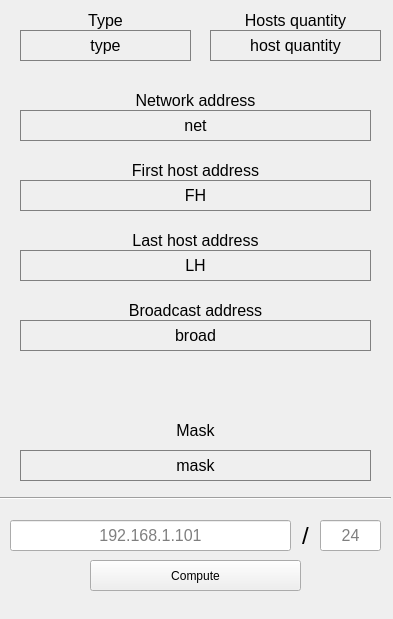
First picture: the form in win.ui, repository valerii540/IPCalculator, before the edit.
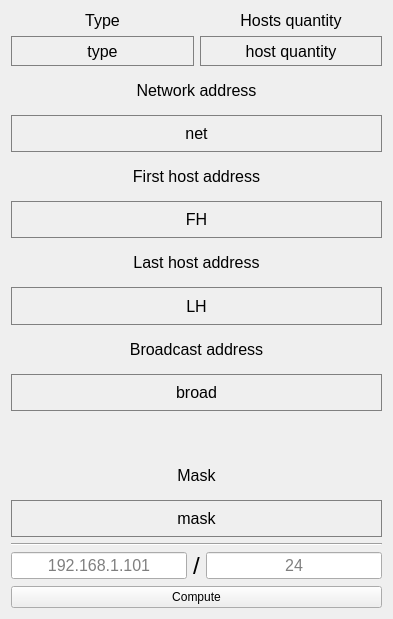
Second picture: the form after the edit.

Patch:
```diff
--- a/win.ui
+++ b/win.ui
@@ -14,94 +14,33 @@
    <string>win</string>
   </property>
   <widget class="QWidget" name="centralWidget">
-   <widget class="QPushButton" name="pushButton_compute">
-    <property name="geometry">
-     <rect>
-      <x>90</x>
-      <y>560</y>
-      <width>211</width>
-      <height>31</height>
-     </rect>
-    </property>
-    <property name="text">
-     <string>Compute</string>
-    </property>
-   </widget>
-   <widget class="QLineEdit" name="lineEdit_IP">
-    <property name="geometry">
-     <rect>
-      <x>10</x>
-      <y>520</y>
-      <width>281</width>
-      <height>31</height>
-     </rect>
-    </property>
+   <layout class="QVBoxLayout" name="verticalLayout_2">
+    <item>
+     <layout class="QHBoxLayout" name="horizontalLayout_4">
+      <item>
+       <layout class="QVBoxLayout" name="verticalLayout_3">
+        <item>
+         <widget class="QLabel" name="text_type">
     <property name="font">
      <font>
       <pointsize>12</pointsize>
      </font>
     </property>
-    <property name="statusTip">
-     <string/>
-    </property>
-    <property name="inputMask">
-     <string/>
-    </property>
     <property name="text">
-     <string/>
-    </property>
-    <property name="echoMode">
-     <enum>QLineEdit::Normal</enum>
-    </property>
+           <string>Type</string>
+          </property>
     <property name="alignment">
      <set>Qt::AlignCenter</set>
     </property>
-    <property name="placeholderText">
-     <string>192.168.1.101</string>
-    </property>
-   </widget>
-   <widget class="QLineEdit" name="lineEdit_Mask">
-    <property name="geometry">
-     <rect>
-      <x>320</x>
-      <y>520</y>
-      <width>61</width>
-      <height>31</height>
-     </rect>
-    </property>
-    <property name="font">
-     <font>
-      <pointsize>12</pointsize>
-     </font>
-    </property>
-    <property name="alignment">
-     <set>Qt::AlignCenter</set>
-    </property>
-    <property name="placeholderText">
-     <string>24</string>
-    </property>
-   </widget>
-   <widget class="Line" name="line">
-    <property name="geometry">
-     <rect>
-      <x>0</x>
-      <y>490</y>
-      <width>391</width>
-      <height>16</height>
-     </rect>
-    </property>
-    <property name="orientation">
-     <enum>Qt::Horizontal</enum>
-    </property>
-   </widget>
+         </widget>
+        </item>
+        <item>
    <widget class="QLabel" name="label_type">
-    <property name="geometry">
-     <rect>
-      <x>20</x>
-      <y>30</y>
-      <width>171</width>
-      <height>31</height>
-     </rect>
+          <property name="minimumSize">
+           <size>
+            <width>0</width>
+            <height>30</height>
+           </size>
     </property>
     <property name="font">
      <font>
@@ -123,43 +62,33 @@
      <set>Qt::AlignCenter</set>
     </property>
    </widget>
-   <widget class="QLabel" name="label_net">
-    <property name="geometry">
-     <rect>
-      <x>20</x>
-      <y>110</y>
-      <width>351</width>
-      <height>31</height>
-     </rect>
-    </property>
+        </item>
+       </layout>
+      </item>
+      <item>
+       <layout class="QVBoxLayout" name="verticalLayout_4">
+        <item>
+         <widget class="QLabel" name="text_hostsQuantity">
     <property name="font">
      <font>
       <pointsize>12</pointsize>
      </font>
     </property>
-    <property name="autoFillBackground">
-     <bool>false</bool>
-    </property>
-    <property name="styleSheet">
-     <string notr="true">QLabel {
-	border: 1px solid grey;
-}</string>
-    </property>
     <property name="text">
-     <string>net</string>
+           <string>Hosts quantity</string>
     </property>
     <property name="alignment">
      <set>Qt::AlignCenter</set>
     </property>
    </widget>
-   <widget class="QLabel" name="label_FH">
-    <property name="geometry">
-     <rect>
-      <x>20</x>
-      <y>180</y>
-      <width>351</width>
-      <height>31</height>
-     </rect>
+        </item>
+        <item>
+         <widget class="QLabel" name="label_hostQuantity">
+          <property name="minimumSize">
+           <size>
+            <width>0</width>
+            <height>30</height>
+           </size>
     </property>
     <property name="font">
      <font>
@@ -175,21 +104,19 @@
 }</string>
     </property>
     <property name="text">
-     <string>FH</string>
+           <string>host quantity</string>
     </property>
     <property name="alignment">
      <set>Qt::AlignCenter</set>
     </property>
    </widget>
+        </item>
+       </layout>
+      </item>
+     </layout>
+    </item>
+    <item>
    <widget class="QLabel" name="text_net">
-    <property name="geometry">
-     <rect>
-      <x>20</x>
-      <y>90</y>
-      <width>351</width>
-      <height>21</height>
-     </rect>
-    </property>
     <property name="font">
      <font>
       <pointsize>12</pointsize>
@@ -202,15 +129,38 @@
      <set>Qt::AlignCenter</set>
     </property>
    </widget>
+    </item>
+    <item>
+     <widget class="QLabel" name="label_net">
+      <property name="minimumSize">
+       <size>
+        <width>0</width>
+        <height>30</height>
+       </size>
+      </property>
+      <property name="font">
+       <font>
+        <pointsize>12</pointsize>
+       </font>
+      </property>
+      <property name="autoFillBackground">
+       <bool>false</bool>
+      </property>
+      <property name="styleSheet">
+       <string notr="true">QLabel {
+	border: 1px solid grey;
+}</string>
+      </property>
+      <property name="text">
+       <string>net</string>
+      </property>
+      <property name="alignment">
+       <set>Qt::AlignCenter</set>
+      </property>
+     </widget>
+    </item>
+    <item>
    <widget class="QLabel" name="text_FH">
-    <property name="geometry">
-     <rect>
-      <x>20</x>
-      <y>160</y>
-      <width>351</width>
-      <height>21</height>
-     </rect>
-    </property>
     <property name="font">
      <font>
       <pointsize>12</pointsize>
@@ -223,15 +173,38 @@
      <set>Qt::AlignCenter</set>
     </property>
    </widget>
+    </item>
+    <item>
+     <widget class="QLabel" name="label_FH">
+      <property name="minimumSize">
+       <size>
+        <width>0</width>
+        <height>30</height>
+       </size>
+      </property>
+      <property name="font">
+       <font>
+        <pointsize>12</pointsize>
+       </font>
+      </property>
+      <property name="autoFillBackground">
+       <bool>false</bool>
+      </property>
+      <property name="styleSheet">
+       <string notr="true">QLabel {
+	border: 1px solid grey;
+}</string>
+      </property>
+      <property name="text">
+       <string>FH</string>
+      </property>
+      <property name="alignment">
+       <set>Qt::AlignCenter</set>
+      </property>
+     </widget>
+    </item>
+    <item>
    <widget class="QLabel" name="text_LH">
-    <property name="geometry">
-     <rect>
-      <x>20</x>
-      <y>230</y>
-      <width>351</width>
-      <height>21</height>
-     </rect>
-    </property>
     <property name="font">
      <font>
       <pointsize>12</pointsize>
@@ -244,14 +217,14 @@
      <set>Qt::AlignCenter</set>
     </property>
    </widget>
+    </item>
+    <item>
    <widget class="QLabel" name="label_LH">
-    <property name="geometry">
-     <rect>
-      <x>20</x>
-      <y>250</y>
-      <width>351</width>
-      <height>31</height>
-     </rect>
+      <property name="minimumSize">
+       <size>
+        <width>0</width>
+        <height>30</height>
+       </size>
     </property>
     <property name="font">
      <font>
@@ -273,15 +246,9 @@
      <set>Qt::AlignCenter</set>
     </property>
    </widget>
+    </item>
+    <item>
    <widget class="QLabel" name="text_broad">
-    <property name="geometry">
-     <rect>
-      <x>20</x>
-      <y>300</y>
-      <width>351</width>
-      <height>21</height>
-     </rect>
-    </property>
     <property name="font">
      <font>
       <pointsize>12</pointsize>
@@ -294,14 +261,14 @@
      <set>Qt::AlignCenter</set>
     </property>
    </widget>
+    </item>
+    <item>
    <widget class="QLabel" name="label_broad">
-    <property name="geometry">
-     <rect>
-      <x>20</x>
-      <y>320</y>
-      <width>351</width>
-      <height>31</height>
-     </rect>
+      <property name="minimumSize">
+       <size>
+        <width>0</width>
+        <height>30</height>
+       </size>
     </property>
     <property name="font">
      <font>
@@ -323,73 +290,25 @@
      <set>Qt::AlignCenter</set>
     </property>
    </widget>
-   <widget class="QLabel" name="label_hostQuantity">
-    <property name="geometry">
-     <rect>
-      <x>210</x>
-      <y>30</y>
-      <width>171</width>
-      <height>31</height>
-     </rect>
-    </property>
-    <property name="font">
-     <font>
-      <pointsize>12</pointsize>
-     </font>
-    </property>
-    <property name="autoFillBackground">
-     <bool>false</bool>
-    </property>
-    <property name="styleSheet">
-     <string notr="true">QLabel {
-	border: 1px solid grey;
-}</string>
-    </property>
-    <property name="text">
-     <string>host quantity</string>
-    </property>
-    <property name="alignment">
-     <set>Qt::AlignCenter</set>
-    </property>
-   </widget>
-   <widget class="QLabel" name="label_mask">
-    <property name="geometry">
-     <rect>
-      <x>20</x>
-      <y>450</y>
-      <width>351</width>
-      <height>31</height>
-     </rect>
-    </property>
-    <property name="font">
-     <font>
-      <pointsize>12</pointsize>
-     </font>
-    </property>
-    <property name="autoFillBackground">
-     <bool>false</bool>
-    </property>
-    <property name="styleSheet">
-     <string notr="true">QLabel {
-	border: 1px solid grey;
-}</string>
-    </property>
-    <property name="text">
-     <string>mask</string>
-    </property>
-    <property name="alignment">
-     <set>Qt::AlignCenter</set>
-    </property>
-   </widget>
+    </item>
+    <item>
+     <spacer name="verticalSpacer">
+      <property name="orientation">
+       <enum>Qt::Vertical</enum>
+      </property>
+      <property name="sizeType">
+       <enum>QSizePolicy::Minimum</enum>
+      </property>
+      <property name="sizeHint" stdset="0">
+       <size>
+        <width>20</width>
+        <height>40</height>
+       </size>
+      </property>
+     </spacer>
+    </item>
+    <item>
    <widget class="QLabel" name="text_mask">
-    <property name="geometry">
-     <rect>
-      <x>20</x>
-      <y>420</y>
-      <width>351</width>
-      <height>21</height>
-     </rect>
-    </property>
     <property name="font">
      <font>
       <pointsize>12</pointsize>
@@ -402,57 +321,74 @@
      <set>Qt::AlignCenter</set>
     </property>
    </widget>
-   <widget class="QLabel" name="text_type">
-    <property name="geometry">
-     <rect>
-      <x>20</x>
-      <y>10</y>
-      <width>171</width>
-      <height>20</height>
-     </rect>
+    </item>
+    <item>
+     <widget class="QLabel" name="label_mask">
+      <property name="minimumSize">
+       <size>
+        <width>0</width>
+        <height>30</height>
+       </size>
     </property>
     <property name="font">
      <font>
       <pointsize>12</pointsize>
      </font>
     </property>
+      <property name="autoFillBackground">
+       <bool>false</bool>
+      </property>
+      <property name="styleSheet">
+       <string notr="true">QLabel {
+	border: 1px solid grey;
+}</string>
+      </property>
     <property name="text">
-     <string>Type</string>
+       <string>mask</string>
     </property>
     <property name="alignment">
      <set>Qt::AlignCenter</set>
     </property>
    </widget>
-   <widget class="QLabel" name="text_hostsQuantity">
-    <property name="geometry">
-     <rect>
-      <x>210</x>
-      <y>10</y>
-      <width>171</width>
-      <height>20</height>
-     </rect>
-    </property>
+    </item>
+    <item>
+     <widget class="Line" name="line">
+      <property name="orientation">
+       <enum>Qt::Horizontal</enum>
+      </property>
+     </widget>
+    </item>
+    <item>
+     <layout class="QHBoxLayout" name="horizontalLayout">
+      <item>
+       <widget class="QLineEdit" name="lineEdit_IP">
     <property name="font">
      <font>
       <pointsize>12</pointsize>
      </font>
     </property>
+        <property name="statusTip">
+         <string/>
+        </property>
+        <property name="inputMask">
+         <string/>
+        </property>
     <property name="text">
-     <string>Hosts quantity</string>
-    </property>
+         <string/>
+        </property>
+        <property name="echoMode">
+         <enum>QLineEdit::Normal</enum>
+        </property>
     <property name="alignment">
      <set>Qt::AlignCenter</set>
     </property>
-   </widget>
+        <property name="placeholderText">
+         <string>192.168.1.101</string>
+        </property>
+       </widget>
+      </item>
+      <item>
    <widget class="QLabel" name="label_sl">
-    <property name="geometry">
-     <rect>
-      <x>290</x>
-      <y>520</y>
-      <width>31</width>
-      <height>31</height>
-     </rect>
-    </property>
     <property name="font">
      <font>
       <pointsize>18</pointsize>
@@ -465,6 +401,38 @@
      <set>Qt::AlignCenter</set>
     </property>
    </widget>
+      </item>
+      <item>
+       <widget class="QLineEdit" name="lineEdit_Mask">
+        <property name="maximumSize">
+         <size>
+          <width>300</width>
+          <height>16777215</height>
+         </size>
+        </property>
+        <property name="font">
+         <font>
+          <pointsize>12</pointsize>
+         </font>
+        </property>
+        <property name="alignment">
+         <set>Qt::AlignCenter</set>
+        </property>
+        <property name="placeholderText">
+         <string>24</string>
+        </property>
+       </widget>
+      </item>
+     </layout>
+    </item>
+    <item>
+     <widget class="QPushButton" name="pushButton_compute">
+      <property name="text">
+       <string>Compute</string>
+      </property>
+     </widget>
+    </item>
+   </layout>
   </widget>
  </widget>
  <layoutdefault spacing="6" margin="11"/>
```
Lines whose indentation alone changed are shown as unchanged.
